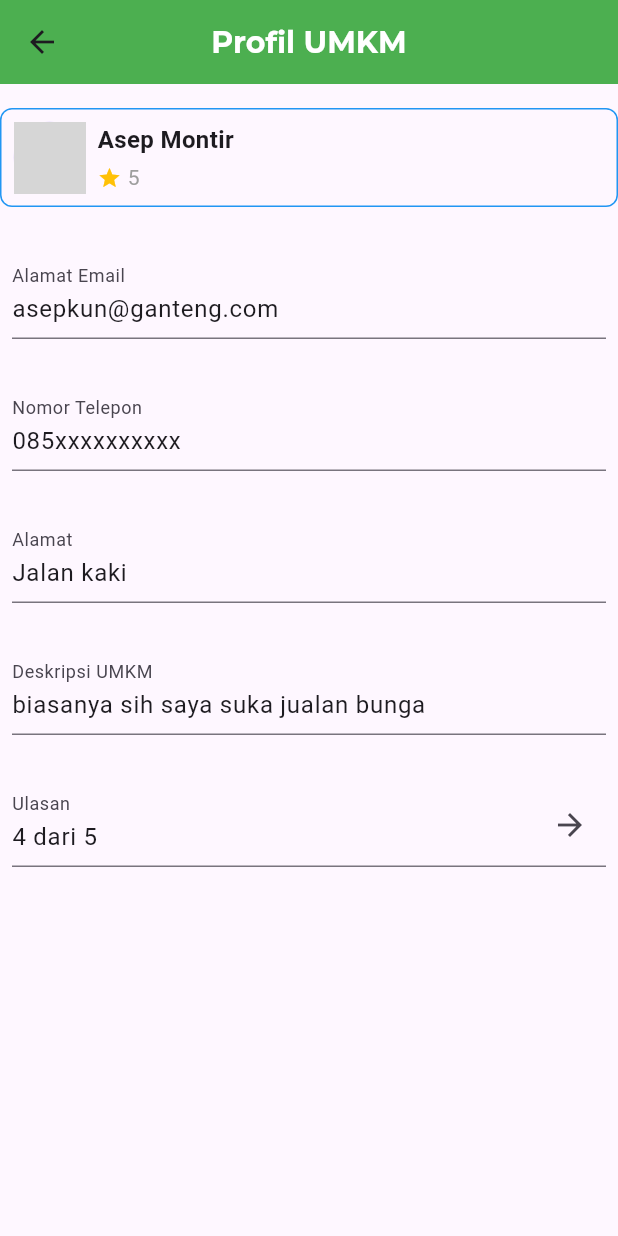
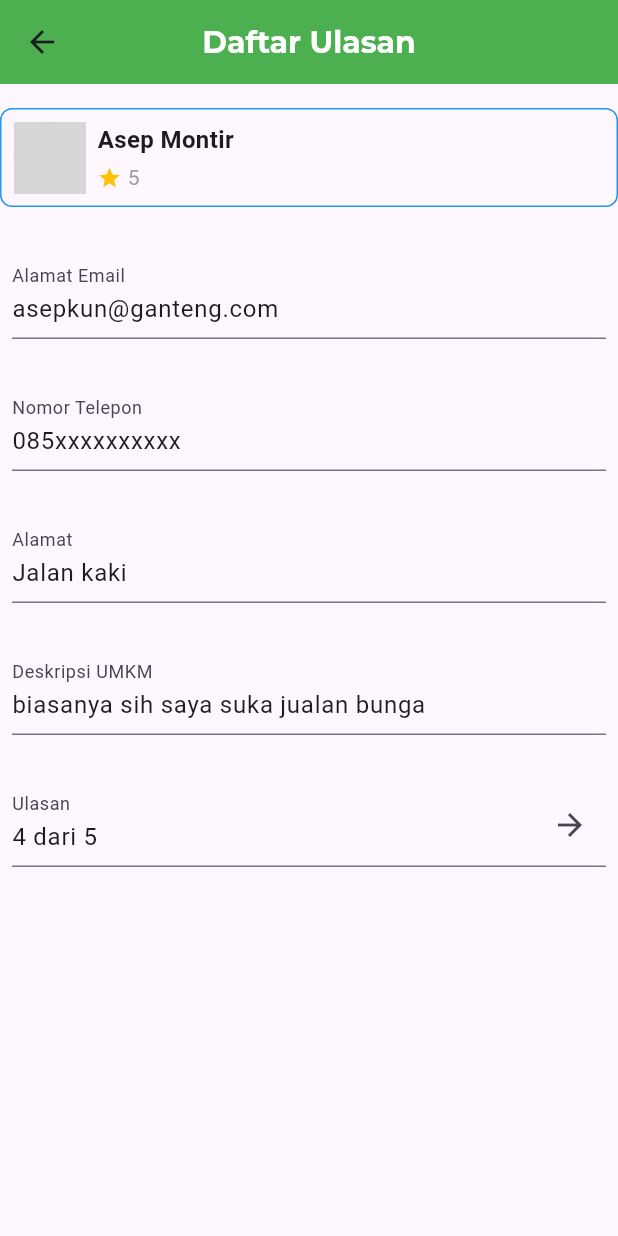
Before and after one commit to darrylrambi/Ecommerce, a Flutter app: the ProfilUMKM screen opened directly, on a phone screen of 412 x 824 dp. Run offline on Flutter 3.47's test engine with Material 3 defaults, Android fonts, the phone set to English and light mode, and no system bars; our stand-ins replace flutter_carousel_widget, google_fonts, timelines; grey boxes are pictures that could not be loaded.

Commit message:
Fixed appbar on everypage

```diff
--- a/lib/profil_umkm.dart
+++ b/lib/profil_umkm.dart
@@ -1,7 +1,7 @@
 import 'package:flutter/material.dart';
-import 'package:google_fonts/google_fonts.dart';
 import 'daftar_ulasan.dart';
 import 'component/mini_profile_with_rating.dart';
+import 'component/appbar.dart';
 
 class ProfilUMKM extends StatelessWidget {
   const ProfilUMKM({super.key});
@@ -9,16 +9,7 @@ class ProfilUMKM extends StatelessWidget {
   @override
   Widget build(BuildContext context) {
     return Scaffold(
-        appBar: AppBar(
-          backgroundColor: const Color.fromRGBO(76, 175, 80, 1),
-          automaticallyImplyLeading: true,
-          centerTitle: true,
-          title: Text(
-            'Profil UMKM',
-            style: GoogleFonts.montserrat(
-                fontSize: 20, fontWeight: FontWeight.bold, color: Colors.white),
-          ),
-        ),
+        appBar: AppBarUMKMku(titleText: 'Daftar Ulasan'),
         body: SingleChildScrollView(
           child: Column(
             children: [
```
Also changed, not shown: lib/daftar_ulasan.dart (+2 -11 lines), lib/informasi_pemesanan.dart (+3 -11 lines).
